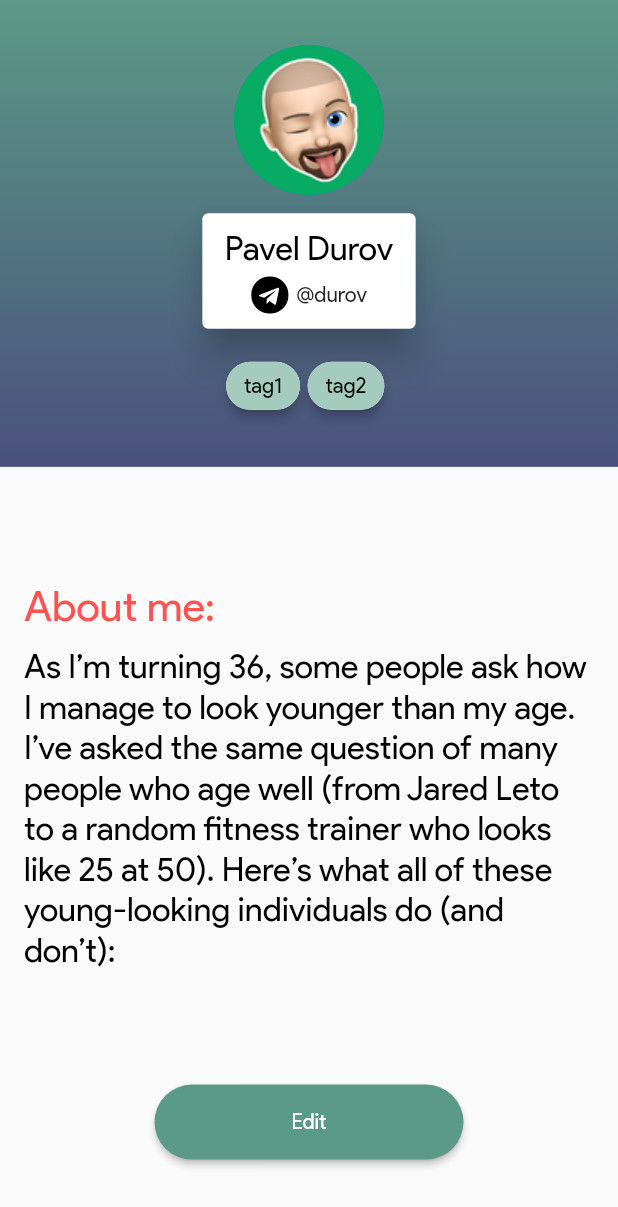
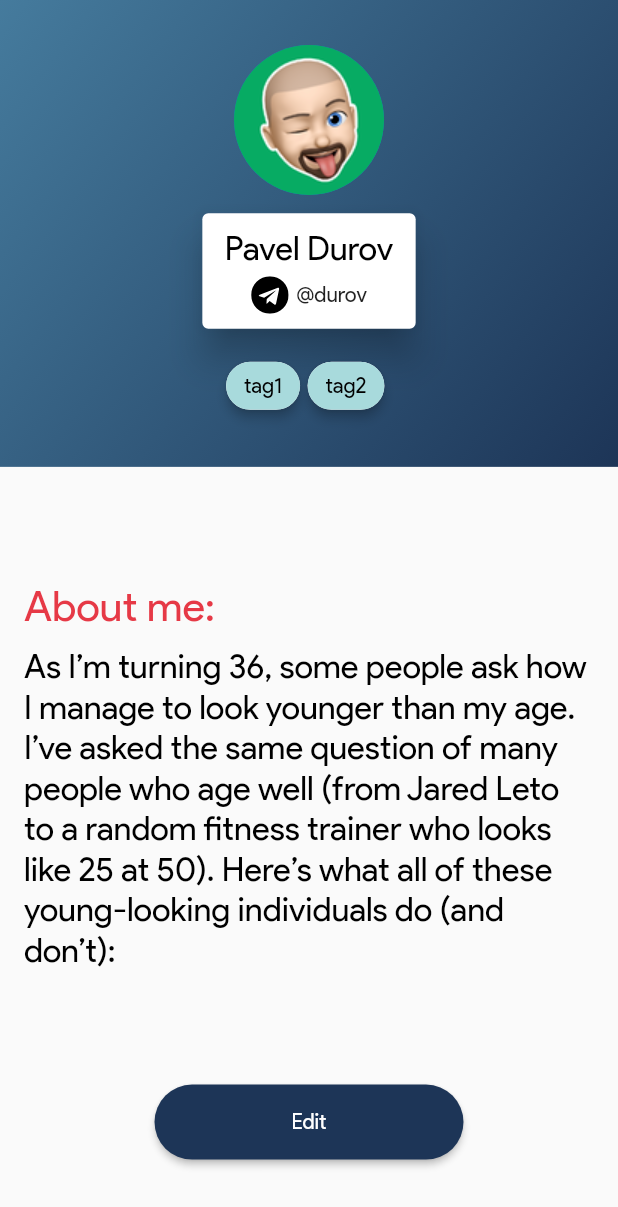
Before and after one commit to tsaplyadmitriy/FSESocialHabitApp, a Flutter app: the ProfileScreen screen opened directly, on a phone screen of 412 x 824 dp. Shown: the top 1207 px of the screen. Run offline on Flutter 3.47's test engine with Material 2 defaults, Android fonts, the phone set to English and light mode, and no system bars; our stand-ins replace flutter_svg.

Commit message:
new colors

```diff
--- a/mobile/lib/constants.dart
+++ b/mobile/lib/constants.dart
@@ -1,15 +1,16 @@
 import 'package:flutter/material.dart';
 
 class Constants {
-  static const kPrimaryColor = Color(0xFF5B9A86);
-  static const kPrimaryLightColor = Color(0xFFA5CABE);
-  static const kSecondaryColor = Color(0xff4a517d);
-  static const anotherColor = Color(0xff1A535C);
+  static const kAccentColor = Color(0xFFe63946);
+  static const kPrimaryColor = Color(0xFF1d3557);
+  static const kPrimaryLightColor = Color(0xFFa8dadc);
+  static const kSecondaryColor = Color(0xff457b9d);
+
   static Color backgroundColor = Color.fromARGB(100, 242, 242, 242);
   static LinearGradient gradient() {
     return LinearGradient(colors: [
-      anotherColor,
       kSecondaryColor,
+      kPrimaryColor,
     ], begin: Alignment.topLeft, end: Alignment.bottomRight);
   }
 }
--- a/mobile/lib/screens/profile/profile.dart
+++ b/mobile/lib/screens/profile/profile.dart
@@ -46,13 +46,8 @@ class _ProfileScreen extends State<ProfileScreen> {
             width: double.infinity,
             padding: EdgeInsets.symmetric(vertical: 30),
             decoration: BoxDecoration(
-                gradient: LinearGradient(
-                    begin: Alignment.topCenter,
-                    end: Alignment.bottomCenter,
-                    colors: [
-                  Constants.kPrimaryColor,
-                  Constants.kSecondaryColor
-                ])),
+              gradient: Constants.gradient(),
+            ),
             child: Center(
               child: Wrap(
                 direction: Axis.vertical,
@@ -90,7 +85,7 @@ class _ProfileScreen extends State<ProfileScreen> {
                   Text(
                     "About me:",
                     style: TextStyle(
-                        color: Colors.redAccent,
+                        color: Constants.kAccentColor,
                         fontStyle: FontStyle.normal,
                         fontSize: 28.0),
                   ),
```
